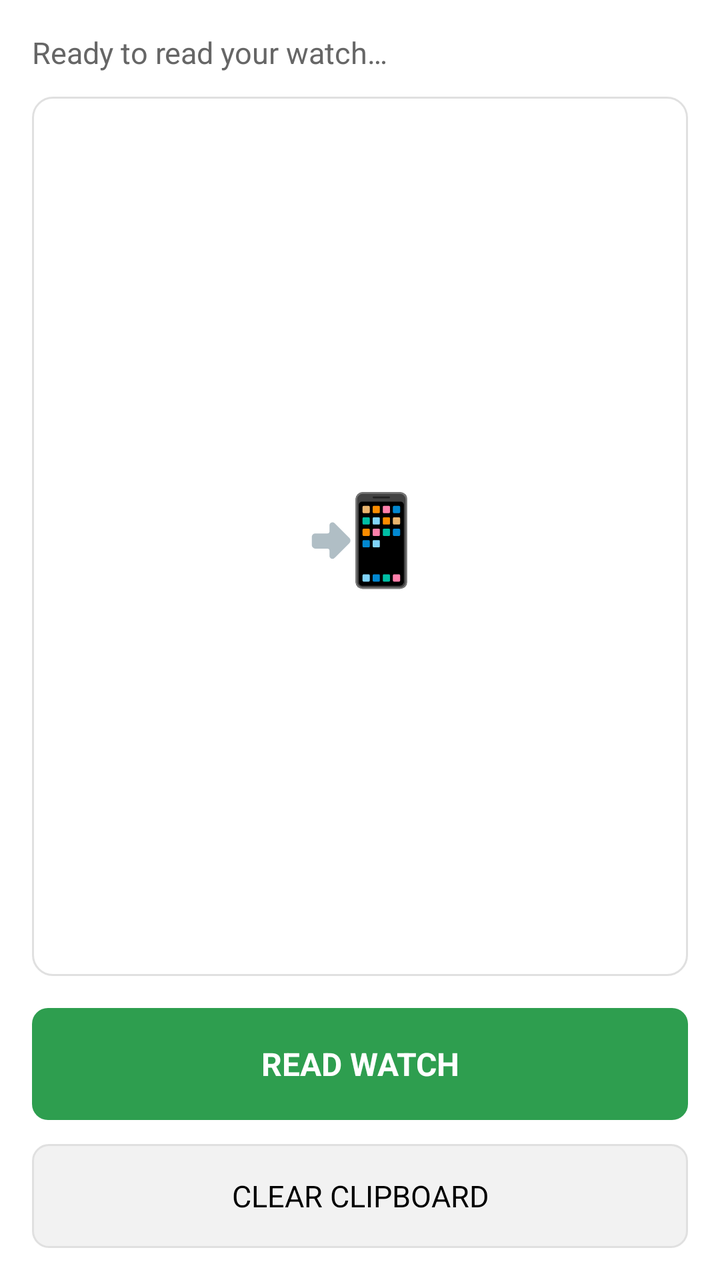
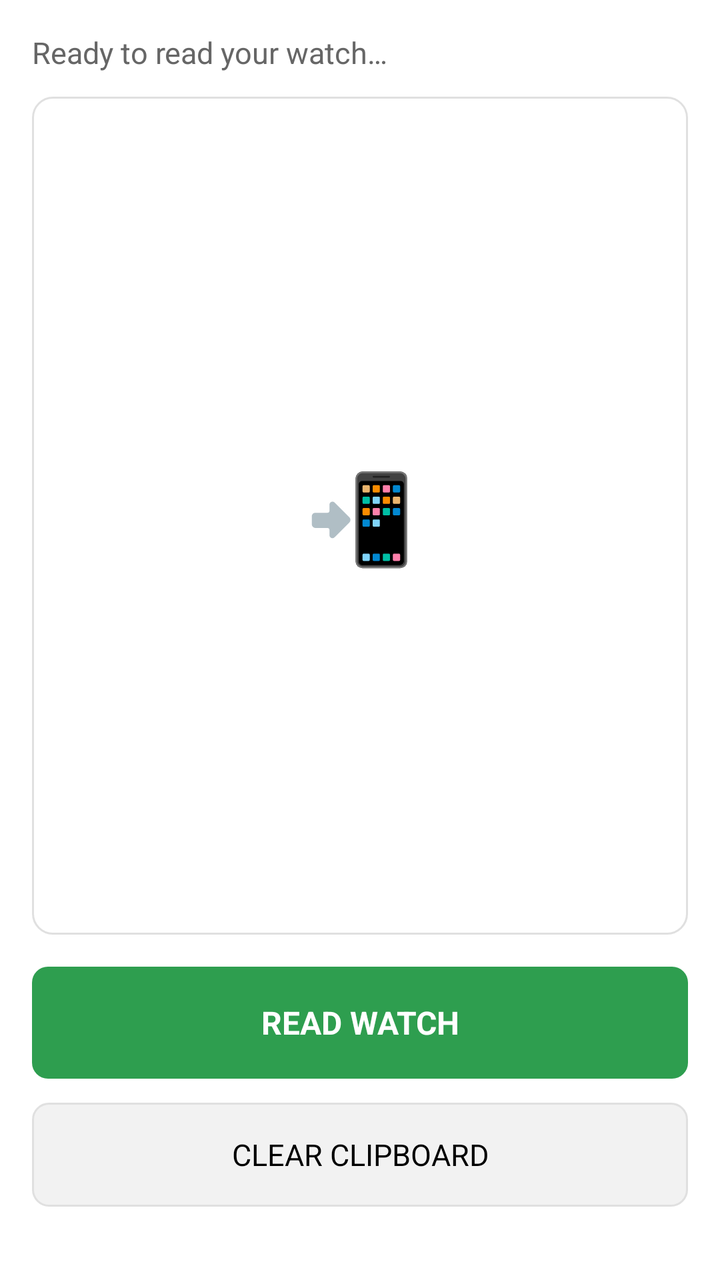

The first picture is an Android layout as it rendered before a commit; the second is the same layout after the commit. The layout source and the unified diff follow.
<!-- AndroidManifest.xml: application theme Theme.KeyGlass -->
<!-- res/layout/fragment_base_code.xml -->
<?xml version="1.0" encoding="utf-8"?>
<LinearLayout xmlns:android="http://schemas.android.com/apk/res/android"
    android:layout_width="match_parent"
    android:layout_height="match_parent"
    android:orientation="vertical"
    android:padding="16dp"
    android:background="@color/white">

    <TextView
        android:id="@+id/status"
        android:layout_width="match_parent"
        android:layout_height="wrap_content"
        android:layout_marginBottom="12dp"
        android:text="@string/ready_prompt"
        android:textColor="@color/grey_text"
        android:textSize="15sp" />

    <FrameLayout
        android:layout_width="match_parent"
        android:layout_height="0dp"
        android:layout_weight="1"
        android:layout_marginBottom="16dp"
        android:background="@drawable/bg_card">

        <TextView
            android:id="@+id/code_display"
            android:layout_width="match_parent"
            android:layout_height="wrap_content"
            android:layout_gravity="top|start"
            android:gravity="start|center_vertical"
            android:paddingStart="16dp"
            android:paddingEnd="16dp"
            android:paddingTop="14dp"
            android:paddingBottom="14dp"
            android:text=""
            android:textColor="@color/black"
            android:textSize="30sp"
            android:textStyle="bold"
            android:letterSpacing="0.03"
            android:visibility="gone"
            android:textIsSelectable="false" />

        <TextView
            android:id="@+id/placeholder"
            android:layout_width="wrap_content"
            android:layout_height="wrap_content"
            android:layout_gravity="center"
            android:gravity="center"
            android:padding="24dp"
            android:text="📲"
            android:textSize="44sp" />
    </FrameLayout>

    <TextView
        android:id="@+id/btn_read"
        android:layout_width="match_parent"
        android:layout_height="56dp"
        android:layout_marginBottom="12dp"
        android:background="@drawable/bg_green_button"
        android:gravity="center"
        android:text="@string/read_watch"
        android:textColor="@color/white"
        android:textSize="16sp"
        android:textStyle="bold"
        android:clickable="true"
        android:focusable="true" />

    <TextView
        android:id="@+id/btn_clear"
        android:layout_width="match_parent"
        android:layout_height="52dp"
        android:background="@drawable/bg_secondary_button"
        android:gravity="center"
        android:text="@string/clear_clipboard"
        android:textColor="@color/black"
        android:textSize="15sp"
        android:clickable="true"
        android:focusable="true" />

</LinearLayout>
<!-- resources referenced by this layout -->
<resources>
  <color name="black">#FF000000</color>
  <color name="grey_text">#FF666666</color>
  <color name="white">#FFFFFFFF</color>
  <!-- drawable bg_card (drawable) -->
  <?xml version="1.0" encoding="utf-8"?>
  <shape xmlns:android="http://schemas.android.com/apk/res/android" android:shape="rectangle">
      <solid android:color="@color/white" />
      <stroke android:width="1dp" android:color="@color/grey_mid" />
      <corners android:radius="10dp" />
  </shape>
  <!-- drawable bg_green_button (drawable) -->
  <?xml version="1.0" encoding="utf-8"?>
  <shape xmlns:android="http://schemas.android.com/apk/res/android" android:shape="rectangle">
      <solid android:color="@color/green" />
      <corners android:radius="8dp" />
  </shape>
  <!-- drawable bg_secondary_button (drawable) -->
  <?xml version="1.0" encoding="utf-8"?>
  <shape xmlns:android="http://schemas.android.com/apk/res/android" android:shape="rectangle">
      <solid android:color="@color/grey_light" />
      <stroke android:width="1dp" android:color="@color/grey_mid" />
      <corners android:radius="8dp" />
  </shape>
  <string name="clear_clipboard">CLEAR CLIPBOARD</string>
  <string name="read_watch">READ WATCH</string>
  <string name="ready_prompt">Ready to read your watch…</string>
  <style name="Theme.KeyGlass" parent="Theme.Material3.Light.NoActionBar">
          <item name="colorPrimary">@color/green</item>
          <item name="colorPrimaryDark">@color/green_dark</item>
          <item name="colorAccent">@color/green</item>
          <item name="android:windowBackground">@color/white</item>
          <item name="android:statusBarColor" tools:targetApi="l">@color/white</item>
          <item name="android:windowLightStatusBar" tools:targetApi="m">true</item>
      </style>
  <color name="grey_mid">#FFE0E0E0</color>
  <color name="green">#FF2E9E4F</color>
  <color name="grey_light">#FFF2F2F2</color>
  <color name="green_dark">#FF23803F</color>
</resources>

<!-- the commit's change to res/layout/fragment_base_code.xml (unified diff, before → after) -->
@@ -77,4 +77,14 @@
         android:clickable="true"
         android:focusable="true" />
 
+    <TextView
+        android:id="@+id/version_label"
+        android:layout_width="match_parent"
+        android:layout_height="wrap_content"
+        android:layout_marginTop="6dp"
+        android:gravity="center"
+        android:text=""
+        android:textColor="@color/grey_text"
+        android:textSize="11sp" />
+
 </LinearLayout>
